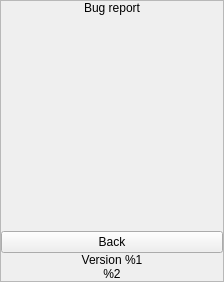
First picture: the form in vpn/ui/dialogs/BugReportResultScreen.ui, repository demlabs-cellframe/dap-ui-sdk, before the edit.
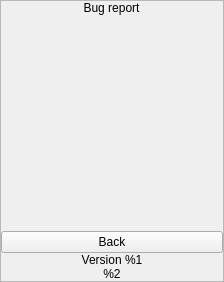
Second picture: the form after the edit. Custom widgets are drawn as their Qt base class.

What changed in the file:
```diff
--- a/vpn/ui/dialogs/BugReportResultScreen.ui
+++ b/vpn/ui/dialogs/BugReportResultScreen.ui
@@ -53,7 +53,7 @@
       <property name="bottomMargin">
        <number>0</number>
       </property>
-      <item>
+      <item alignment="Qt::AlignHCenter">
        <widget class="QLabel" name="lblCaption">
         <property name="text">
          <string>Bug report</string>
@@ -63,7 +63,7 @@
         </property>
        </widget>
       </item>
-      <item>
+      <item alignment="Qt::AlignHCenter">
        <widget class="CustomLineHeightLabel" name="lblStatusMessage">
         <property name="alignment">
          <set>Qt::AlignCenter</set>
```
